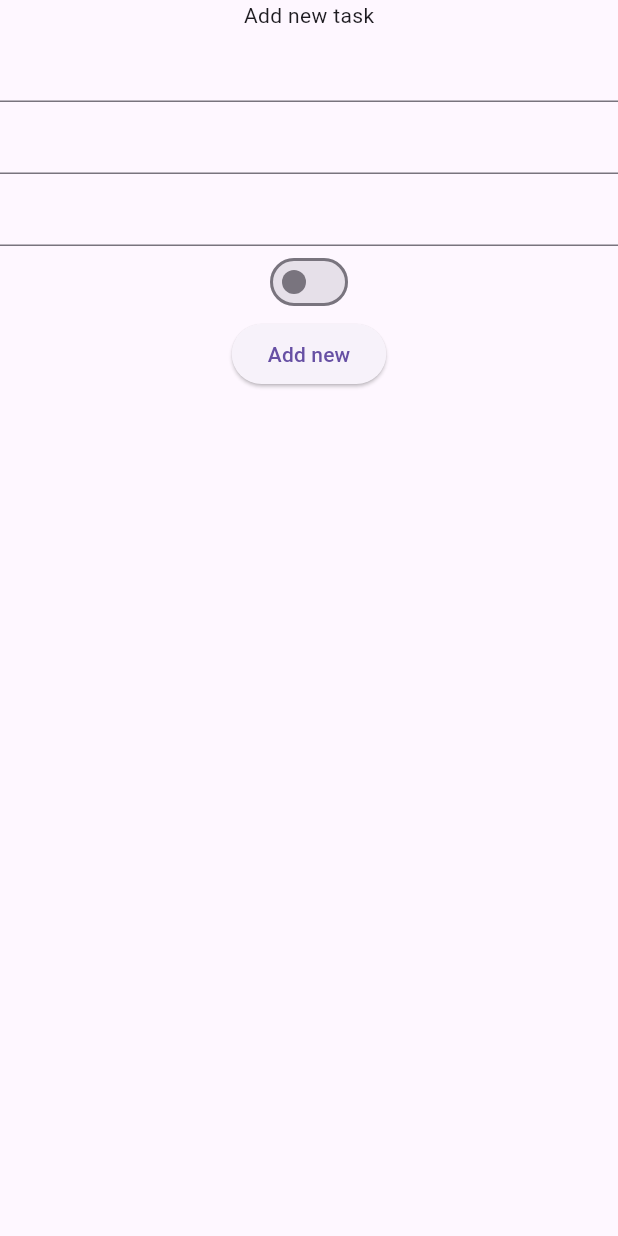
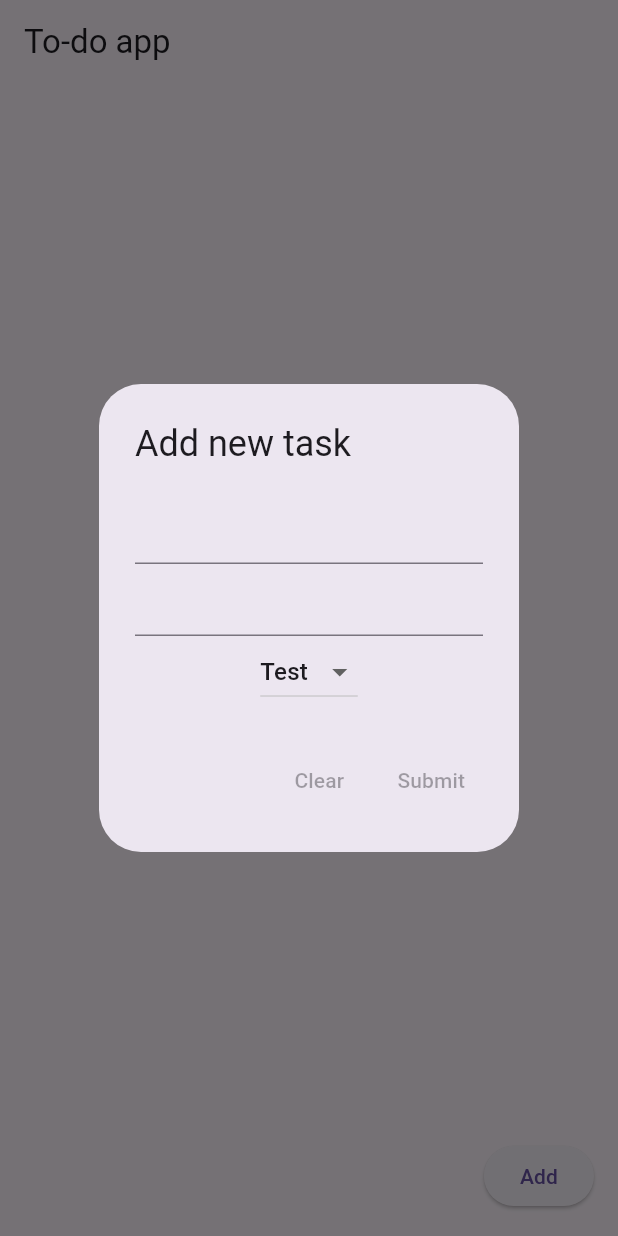
Before and after one commit to Ze1enyy/to_do_weather_app, a Flutter app: the screen it shows after launch, after a tap on "Add", on a phone screen of 412 x 824 dp. Run offline on Flutter 3.47's test engine with Material 3 defaults, Android fonts, the phone set to English and light mode, and no system bars; our stand-ins replace bloc, flutter_bloc, freezed_annotation, get_it, hive; accounts and stored records are empty.

Commit message:
Adding tasks dialog

```diff
--- a/lib/backbone/di.dart
+++ b/lib/backbone/di.dart
@@ -4,6 +4,7 @@ import 'package:to_do_app/data/service/hive_task_service.dart';
 import 'package:to_do_app/domain/services/task_service.dart';
 import 'package:to_do_app/domain/usecases/add_task_usecase.dart';
 import 'package:to_do_app/domain/usecases/get_task_usecase.dart';
+import 'package:to_do_app/domain/usecases/remove_task_usecase.dart';
 import 'package:to_do_app/presentation/bloc/task/bloc/task_bloc.dart';
 
 final GetIt sl = GetIt.instance;
@@ -29,15 +30,15 @@ void _registerUseCases() {
     )
     ..registerLazySingleton<AddTaskUseCase>(
       () => HiveAddTaskUseCase(sl.get()),
+    )
+    ..registerLazySingleton<RemoveTaskUseCase>(
+      () => HiveRemoveTaskUseCase(sl.get()),
     );
 }
 
 void _registerBlocs() {
   sl.registerLazySingleton<TaskBloc>(
-    () => TaskBloc(
-      sl.get(),
-      sl.get(),
-    ),
+    () => TaskBloc(sl.get(), sl.get(), sl.get()),
   );
 }
 
--- a/lib/data/gateway/hive_task_gateway.dart
+++ b/lib/data/gateway/hive_task_gateway.dart
@@ -18,16 +18,18 @@ class HiveTaskGateway {
   }
 
   Future<List<Task>> getTasks() async {
-    await openBox();
+    if (_taskBox == null) {
+      await openBox();
+    }
     return _taskBox!.values.toList();
   }
 
   Future<void> removeTask(int index) async {
-    await _taskBox!.deleteAt(index);
+    await _taskBox?.deleteAt(index);
   }
 
   Future<void> updateCompletedStatus({required int index}) async {
-    final task = _taskBox!.getAt(index);
+    final task = _taskBox?.getAt(index);
     Task newTask = task!;
     await _taskBox!.putAt(
         index,
--- a/lib/data/service/hive_task_service.dart
+++ b/lib/data/service/hive_task_service.dart
@@ -25,9 +25,8 @@ class HiveTaskService implements TaskService {
   }
 
   @override
-  Future<void> removeTask(String id) {
-    // TODO: implement removeTask
-    throw UnimplementedError();
+  Future<void> removeTask(int index) {
+    return _gateway.removeTask(index);
   }
 
   @override
--- a/lib/domain/services/task_service.dart
+++ b/lib/domain/services/task_service.dart
@@ -6,6 +6,6 @@ abstract class TaskService {
       {required String title,
       required String description,
       required String category});
-  Future<void> removeTask(String id);
+  Future<void> removeTask(int index);
   Future<void> setAsCompleted(String id);
 }
--- a/lib/main.dart
+++ b/lib/main.dart
@@ -1,5 +1,6 @@
 import 'package:flutter/material.dart';
 import 'package:to_do_app/data/gateway/hive_settings_gateway.dart';
+import 'package:to_do_app/data/gateway/hive_task_gateway.dart';
 
 import 'package:to_do_app/presentation/page/home_page.dart';
 import 'package:to_do_app/backbone/di.dart' as di;
@@ -8,8 +9,11 @@ Future<void> main() async {
   WidgetsFlutterBinding.ensureInitialized();
   await di.init();
   final hiveSettingsGateway = HiveSettingsGateway();
+  HiveTaskGateway taskGateway = HiveTaskGateway();
+
   await hiveSettingsGateway.initHive();
   await hiveSettingsGateway.registerAdapters();
+  await taskGateway.openBox();
   runApp(const MaterialApp(
     home: HomePage(),
   ));
--- a/lib/presentation/bloc/task/bloc/task_bloc.dart
+++ b/lib/presentation/bloc/task/bloc/task_bloc.dart
@@ -3,13 +3,14 @@ import 'package:freezed_annotation/freezed_annotation.dart';
 import 'package:to_do_app/domain/entity/task.dart';
 import 'package:to_do_app/domain/usecases/add_task_usecase.dart';
 import 'package:to_do_app/domain/usecases/get_task_usecase.dart';
+import 'package:to_do_app/domain/usecases/remove_task_usecase.dart';
 
 part 'task_event.dart';
 part 'task_state.dart';
 part 'task_bloc.freezed.dart';
 
 class TaskBloc extends Bloc<TaskEvent, TaskState> {
-  TaskBloc(this._addTaskUseCase, this._getTasksUseCase)
+  TaskBloc(this._addTaskUseCase, this._getTasksUseCase, this._removeTaskUseCase)
       : super(const _Initial()) {
     on<TaskEvent>((event, emit) async {
       await event.when(
@@ -20,8 +21,15 @@ class TaskBloc extends Bloc<TaskEvent, TaskState> {
           return _addTask(emit,
               title: title, description: description, category: category);
         },
+        removeTask: (index) {
+          return _removeTask(emit, index);
+        },
       );
     });
+  }
+
+  Future<void> _removeTask(Emitter<TaskState> emit, int index) {
+    return _removeTaskUseCase.call(index).then((value) => _getTasks(emit));
   }
 
   Future<void> _getTasks(Emitter<TaskState> emit) {
@@ -39,4 +47,5 @@ class TaskBloc extends Bloc<TaskEvent, TaskState> {
 
   final AddTaskUseCase _addTaskUseCase;
   final GetTasksUseCase _getTasksUseCase;
+  final RemoveTaskUseCase _removeTaskUseCase;
 }
--- a/lib/presentation/bloc/task/bloc/task_event.dart
+++ b/lib/presentation/bloc/task/bloc/task_event.dart
@@ -7,4 +7,5 @@ class TaskEvent with _$TaskEvent {
       {required String title,
       required String description,
       required String category}) = AddTaskEvent;
+  const factory TaskEvent.removeTask(int index) = RemoveTaskEvent;
 }
--- a/lib/presentation/page/home_page.dart
+++ b/lib/presentation/page/home_page.dart
@@ -2,6 +2,7 @@ import 'package:flutter/material.dart';
 import 'package:to_do_app/backbone/di.dart';
 import 'package:to_do_app/presentation/bloc/task/bloc/task_bloc.dart';
 import 'package:flutter_bloc/flutter_bloc.dart';
+import 'package:to_do_app/presentation/widget/dialog_content.dart';
 
 class HomePage extends StatefulWidget {
   const HomePage({super.key});
@@ -16,47 +17,25 @@ class _HomePageState extends State<HomePage> {
   @override
   void initState() {
     super.initState();
-    _bloc.add(GetTasksEvent());
+    _bloc.add(const GetTasksEvent());
   }
 
   @override
   Widget build(BuildContext context) {
     return Scaffold(
       appBar: AppBar(
-        title: Text('To-do app'),
+        title: const Text('To-do app'),
       ),
       floatingActionButton: ElevatedButton(
           onPressed: () {
-            showDialog(
+            showDialog<void>(
               context: context,
-              builder: (context) {
-                return Material(
-                  child: Column(
-                    children: [
-                      Text('Add new task'),
-                      TextField(),
-                      TextField(),
-                      TextField(),
-                      Switch(
-                        value: false,
-                        onChanged: (value) {},
-                      ),
-                      ElevatedButton(
-                          onPressed: () {
-                            _bloc.add(AddTaskEvent(
-                                title: 'test',
-                                description: 'test',
-                                category: 'test'));
-                            Navigator.pop(context);
-                          },
-                          child: Text('Add new'))
-                    ],
-                  ),
-                );
+              builder: (BuildContext context) {
+                return DialogContent();
               },
             );
           },
-          child: Text('Add')),
+          child: const Text('Add')),
       body: Column(
         children: [
           BlocBuilder<TaskBloc, TaskState>(
@@ -70,7 +49,18 @@ class _HomePageState extends State<HomePage> {
                     itemBuilder: (context, index) {
                       return ListTile(
                         title: Text(tasks[index].title),
-                        subtitle: Text(tasks[index].description),
+                        subtitle: Column(
+                          crossAxisAlignment: CrossAxisAlignment.start,
+                          children: [
+                            Text(tasks[index].description),
+                            Text(tasks[index].category)
+                          ],
+                        ),
+                        trailing: IconButton(
+                            onPressed: () {
+                              _bloc.add(RemoveTaskEvent(index));
+                            },
+                            icon: const Icon(Icons.delete)),
                       );
                     },
                     itemCount: tasks.length,
--- /dev/null
+++ b/lib/presentation/widget/dialog_content.dart
@@ -0,0 +1,90 @@
+import 'package:flutter/material.dart';
+import 'package:to_do_app/backbone/di.dart';
+import 'package:to_do_app/presentation/bloc/task/bloc/task_bloc.dart';
+
+class DialogContent extends StatefulWidget {
+  const DialogContent({super.key});
+
+  @override
+  State<DialogContent> createState() => _DialogContentState();
+}
+
+class _DialogContentState extends State<DialogContent> {
+  final _titleTextController = TextEditingController();
+  final _descriptionTextController = TextEditingController();
+  final _bloc = sl<TaskBloc>();
+  String? _selectedItem;
+
+  @override
+  void dispose() {
+    _titleTextController.dispose();
+    _descriptionTextController.dispose();
+    super.dispose();
+  }
+
+  void _clearControllers() {
+    setState(() {
+      _titleTextController.clear();
+      _descriptionTextController.clear();
+    });
+  }
+
+  List<String> items = ['Test', 'Test1', 'Test2'];
+
+  @override
+  Widget build(BuildContext context) {
+    return AlertDialog(
+      title: const Text('Add new task'),
+      content: Column(
+        mainAxisSize: MainAxisSize.min,
+        children: [
+          TextField(
+            controller: _titleTextController,
+            onChanged: (value) {
+              setState(() {});
+            },
+          ),
+          TextField(
+            controller: _descriptionTextController,
+            onChanged: (value) {
+              setState(() {});
+            },
+          ),
+          DropdownButton(
+            value: _selectedItem ?? items[0],
+            items: List.from(items)
+                .map((e) => DropdownMenuItem(value: e, child: Text(e)))
+                .toList(),
+            onChanged: (value) {
+              setState(() {
+                _selectedItem = value.toString();
+              });
+            },
+          )
+        ],
+      ),
+      actions: <Widget>[
+        TextButton(
+          onPressed: _titleTextController.text.isNotEmpty ||
+                  _descriptionTextController.text.isNotEmpty
+              ? _clearControllers
+              : null,
+          child: const Text('Clear'),
+        ),
+        TextButton(
+            onPressed: _titleTextController.text.isNotEmpty &&
+                    _descriptionTextController.text.isNotEmpty &&
+                    _selectedItem != null
+                ? () {
+                    _bloc.add(AddTaskEvent(
+                        title: _titleTextController.text,
+                        description: _descriptionTextController.text,
+                        category: _selectedItem!));
+                    Navigator.pop(context);
+                  }
+                : null,
+            child: const Text('Submit')),
+      ],
+    );
+  }
+}
```
Also changed, not shown: lib/domain/usecases/remove_task_usecase.dart (added, +16 -0 lines), lib/presentation/bloc/task/bloc/task_bloc.freezed.dart.
